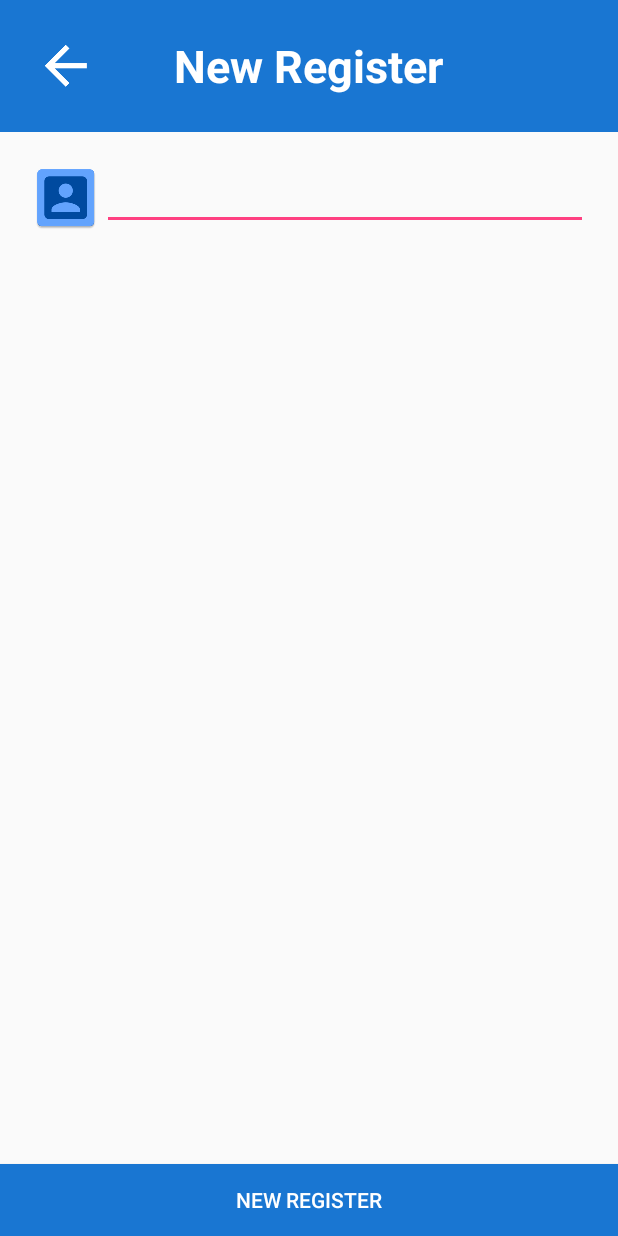
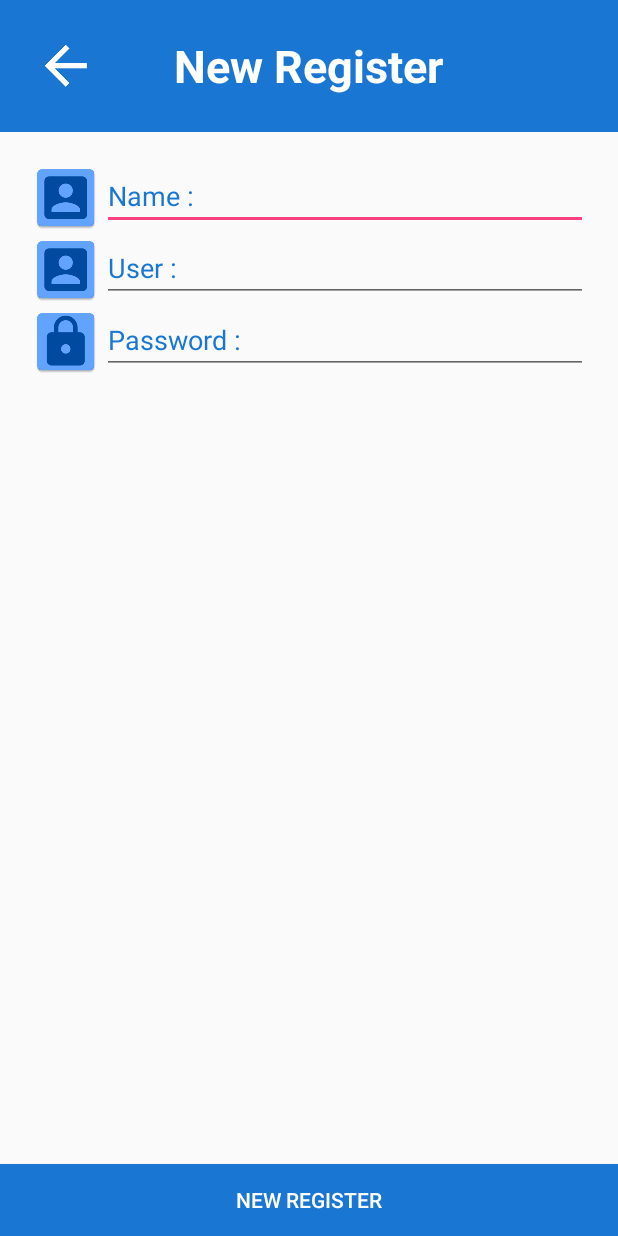
Before and after one commit to masterUNG/FETlQRcode, an Android app: the RegisterActivity screen opened directly, with no data from a screen before it, on a phone screen of 412 x 824 dp. Run offline under Robolectric (Android 15) with nearby library versions, the phone set to English and light mode, and no system bars.

Commit message:
Finish 16May

```diff
--- /dev/null
+++ b/app/src/main/java/appewtc/masterung/fetlqrcode/MyAlert.java
@@ -0,0 +1,37 @@
+package appewtc.masterung.fetlqrcode;
+
+import android.app.AlertDialog;
+import android.content.Context;
+import android.content.DialogInterface;
+
+/**
+ * Created by masterUNG on 5/16/2017 AD.
+ */
+
+public class MyAlert {
+
+    //Explicit
+    private Context context;
+
+    public MyAlert(Context context) {
+        this.context = context;
+    }
+
+    public void myDialog(String strTitle, String strMessage) {
+
+        AlertDialog.Builder builder = new AlertDialog.Builder(context);
+        builder.setCancelable(false);
+        builder.setIcon(R.mipmap.ic_user);
+        builder.setTitle(strTitle);
+        builder.setMessage(strMessage);
+        builder.setPositiveButton("OK", new DialogInterface.OnClickListener() {
+            @Override
+            public void onClick(DialogInterface dialogInterface, int i) {
+                dialogInterface.dismiss();
+            }
+        });
+        builder.show();
+
+    }
+
+}   // Main Class
--- a/app/src/main/java/appewtc/masterung/fetlqrcode/RegisterActivity.java
+++ b/app/src/main/java/appewtc/masterung/fetlqrcode/RegisterActivity.java
@@ -1,13 +1,85 @@
 package appewtc.masterung.fetlqrcode;
 
+import android.os.Bundle;
 import android.support.v7.app.AppCompatActivity;
-import android.os.Bundle;
+import android.view.View;
+import android.widget.Button;
+import android.widget.EditText;
+import android.widget.ImageView;
 
-public class RegisterActivity extends AppCompatActivity {
+public class RegisterActivity extends AppCompatActivity implements View.OnClickListener {
+
+    //Explicit
+    private EditText nameEditText, userEditText, passwordEditText;
+    private ImageView imageView;
+    private Button button;
+    private String nameString, userString, passwordString;
+
 
     @Override
     protected void onCreate(Bundle savedInstanceState) {
         super.onCreate(savedInstanceState);
         setContentView(R.layout.activity_register);
+
+        //Initial View
+        initialView();
+
+        //Controller
+        controller();
+
+
+    }   // Main Method
+
+    @Override
+    public void onBackPressed() {
+        //super.onBackPressed();
     }
-}
+
+    private void controller() {
+        imageView.setOnClickListener(this);
+        button.setOnClickListener(this);
+    }
+
+    private void initialView() {
+        nameEditText = (EditText) findViewById(R.id.edtName);
+        userEditText = (EditText) findViewById(R.id.edtUser);
+        passwordEditText = (EditText) findViewById(R.id.edtPassword);
+        imageView = (ImageView) findViewById(R.id.btnBack);
+        button = (Button) findViewById(R.id.btnNewRegis);
+    }
+
+    @Override
+    public void onClick(View view) {
+
+        //For Back
+        if (view == imageView) {
+            finish();
+        }
+
+        //For Button
+        if (view == button) {
+
+            //Get Value From EditText
+            nameString = nameEditText.getText().toString().trim();
+            userString = userEditText.getText().toString().trim();
+            passwordString = passwordEditText.getText().toString().trim();
+
+            //Check Space
+            if (nameString.equals("") || userString.equals("") || passwordString.equals("")) {
+                //Have Space
+                MyAlert myAlert = new MyAlert(this);
+                myAlert.myDialog(getResources().getString(R.string.title_HaveSpace),
+                        getResources().getString(R.string.massage_HaveSpace));
+
+            } else {
+                //No Space
+
+            }
+
+        }
+
+    }
+
+
+
+}   // Main Class
--- a/app/src/main/res/layout/activity_register.xml
+++ b/app/src/main/res/layout/activity_register.xml
@@ -1,6 +1,5 @@
 <?xml version="1.0" encoding="utf-8"?>
 <RelativeLayout xmlns:android="http://schemas.android.com/apk/res/android"
-    xmlns:app="http://schemas.android.com/apk/res-auto"
     xmlns:tools="http://schemas.android.com/tools"
     android:layout_width="match_parent"
     android:layout_height="match_parent"
@@ -8,60 +7,105 @@
 
     <RelativeLayout
         android:id="@+id/relTop"
-        android:padding="@dimen/padding"
+        android:layout_width="match_parent"
+        android:layout_height="wrap_content"
         android:background="@color/colorPrimary"
-        android:layout_width="match_parent"
-        android:layout_height="wrap_content">
+        android:padding="@dimen/padding">
 
         <ImageView
-            android:src="@mipmap/ic_back"
+            android:id="@+id/btnBack"
             android:layout_width="wrap_content"
-            android:layout_height="wrap_content" />
+            android:layout_height="wrap_content"
+            android:src="@mipmap/ic_back" />
 
         <TextView
-            android:textStyle="bold"
+            android:layout_width="wrap_content"
+            android:layout_height="wrap_content"
             android:layout_centerInParent="true"
+            android:text="@string/new_register"
+            android:textColor="@color/white"
             android:textSize="@dimen/h1"
-            android:textColor="@color/white"
-            android:text="@string/new_register"
-            android:layout_width="wrap_content"
-            android:layout_height="wrap_content" />
+            android:textStyle="bold" />
 
 
     </RelativeLayout>
 
     <Button
         android:id="@+id/btnNewRegis"
-        android:textColor="@color/white"
+        android:layout_width="match_parent"
+        android:layout_height="wrap_content"
+        android:layout_alignParentBottom="true"
         android:background="@color/colorPrimary"
-        android:layout_alignParentBottom="true"
         android:text="@string/new_register"
-        android:layout_width="match_parent"
-        android:layout_height="wrap_content" />
+        android:textColor="@color/white" />
 
     <ScrollView
+        android:layout_width="match_parent"
+        android:layout_height="match_parent"
         android:layout_above="@+id/btnNewRegis"
-        android:layout_below="@+id/relTop"
-        android:layout_width="match_parent"
-        android:layout_height="match_parent">
+        android:layout_below="@+id/relTop">
 
         <LinearLayout
-            android:padding="@dimen/padding"
+            android:layout_width="match_parent"
+            android:layout_height="wrap_content"
             android:orientation="vertical"
-            android:layout_width="match_parent"
-            android:layout_height="wrap_content">
+            android:padding="@dimen/padding">
 
             <LinearLayout
-                android:orientation="horizontal"
                 android:layout_width="match_parent"
-                android:layout_height="wrap_content">
+                android:layout_height="wrap_content"
+                android:orientation="horizontal">
 
                 <ImageView
-                    android:src="@mipmap/ic_user"
                     android:layout_width="wrap_content"
+                    android:layout_height="wrap_content"
+                    android:src="@mipmap/ic_user" />
+
+                <EditText
+                    android:inputType="text"
+                    android:id="@+id/edtName"
+                    android:textColorHint="@color/colorPrimary"
+                    android:hint="@string/name"
+                    android:layout_width="match_parent"
                     android:layout_height="wrap_content" />
 
+            </LinearLayout>
+
+            <LinearLayout
+                android:layout_width="match_parent"
+                android:layout_height="wrap_content"
+                android:orientation="horizontal">
+
+                <ImageView
+                    android:layout_width="wrap_content"
+                    android:layout_height="wrap_content"
+                    android:src="@mipmap/ic_user" />
+
                 <EditText
+                    android:inputType="text"
+                    android:id="@+id/edtUser"
+                    android:textColorHint="@color/colorPrimary"
+                    android:hint="@string/user"
+                    android:layout_width="match_parent"
+                    android:layout_height="wrap_content" />
+
+            </LinearLayout>
+
+            <LinearLayout
+                android:layout_width="match_parent"
+                android:layout_height="wrap_content"
+                android:orientation="horizontal">
+
+                <ImageView
+                    android:layout_width="wrap_content"
+                    android:layout_height="wrap_content"
+                    android:src="@mipmap/ic_password" />
+
+                <EditText
+                    android:inputType="text"
+                    android:id="@+id/edtPassword"
+                    android:textColorHint="@color/colorPrimary"
+                    android:hint="@string/password"
                     android:layout_width="match_parent"
                     android:layout_height="wrap_content" />
 
@@ -72,5 +116,4 @@
     </ScrollView>
 
 
-
 </RelativeLayout>
--- a/app/src/main/res/values/strings.xml
+++ b/app/src/main/res/values/strings.xml
@@ -4,5 +4,13 @@
     <string name="user">User :</string>
     <string name="password">Password :</string>
     <string name="new_register">New Register</string>
+    <string name="name">Name :</string>
+
+    <string name="title_HaveSpace">มีช่องว่าง</string>
+    <string name="massage_HaveSpace">กรุณากรอกทุกช่อง คะ</string>
+    <string name="title_UserFalse">User False</string>
+    <string name="message_UserFalse">No This User in my Database</string>
+    <string name="title_PasswordFalse">Password False</string>
+    <string name="message_PasswordFalse">Please Try Again Password False</string>
 
 </resources>
```
